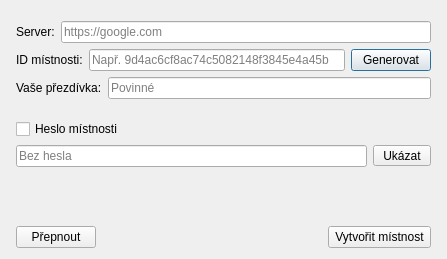
Old version of the form crypto_chat/roomdialog.ui in the repository RxiPland/crypto_chat.
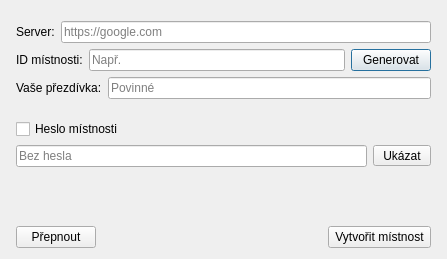
New version of the form.

Commit message: generating example ID in placeholder

Diff of the .ui file:
```diff
--- a/crypto_chat/roomdialog.ui
+++ b/crypto_chat/roomdialog.ui
@@ -90,7 +90,7 @@
           <bool>false</bool>
          </property>
          <property name="placeholderText">
-          <string>Např. 9d4ac6cf8ac74c5082148f3845e4a45b</string>
+          <string>Např.</string>
          </property>
         </widget>
        </item>
```
The commit also changes 2 other files.
